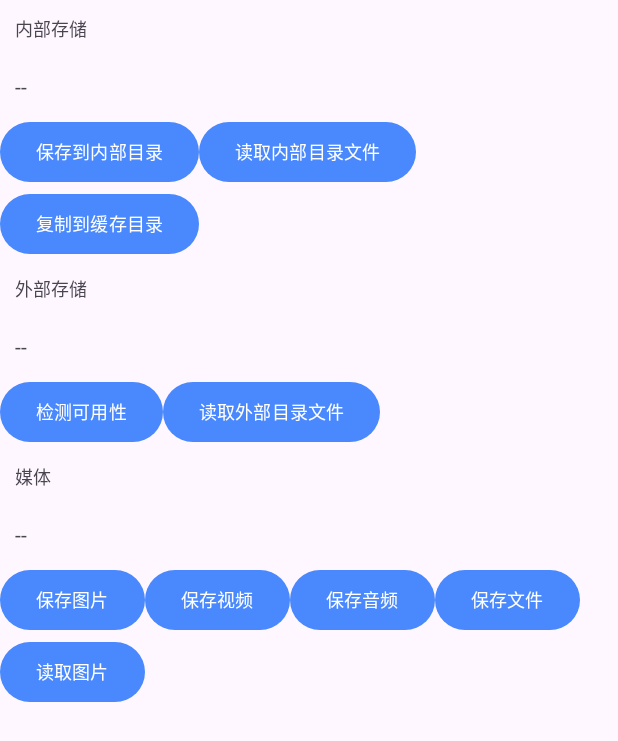
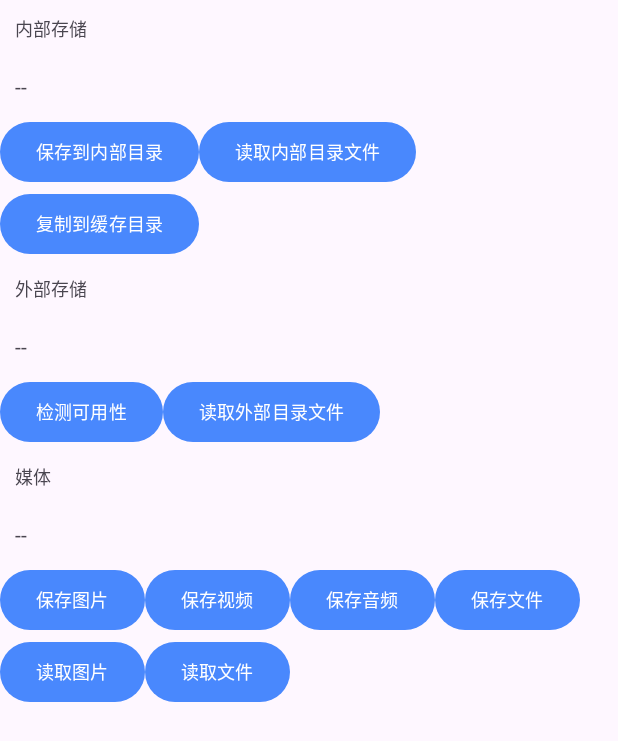
Before and after one commit to du-xiaolong/AndroidScaffold, an Android app: the layout activity_file.xml on its own in the app's theme, with its tools: preview values and no code run, on a phone screen of 412 x 824 dp. Shown: the top 741 px of the screen. Run offline under Robolectric (Android 15) with nearby library versions, the phone set to English and light mode, and no system bars.

Commit message:
文件存储

```diff
--- a/app/src/main/res/layout/activity_file.xml
+++ b/app/src/main/res/layout/activity_file.xml
@@ -157,8 +157,12 @@
                 android:text="读取图片"
                 android:textSize="12sp" />
 
-
-
+            <com.google.android.material.button.MaterialButton
+                android:id="@+id/btn_read_file"
+                android:layout_width="wrap_content"
+                android:layout_height="wrap_content"
+                android:text="读取文件"
+                android:textSize="12sp" />
 
         </LinearLayout>
 
--- a/app/src/main/res/layout/activity_read_media.xml
+++ b/app/src/main/res/layout/activity_read_media.xml
@@ -15,6 +15,7 @@
         <RadioButton
             android:id="@+id/rb_all"
             android:layout_width="0dp"
+            android:checked="true"
             android:layout_height="wrap_content"
             android:layout_weight="1"
             android:text="全部" />
```
Also changed, not shown: app/src/main/java/com/dxl/androidscaffold/file/FileActivity.kt (+25 -0 lines), app/src/main/java/com/dxl/androidscaffold/file/ReadMediaActivity.kt (+13 -1 lines), scaffold/src/main/java/com/dxl/scaffold/utils/MediaUtils.kt (+13 -9 lines).
